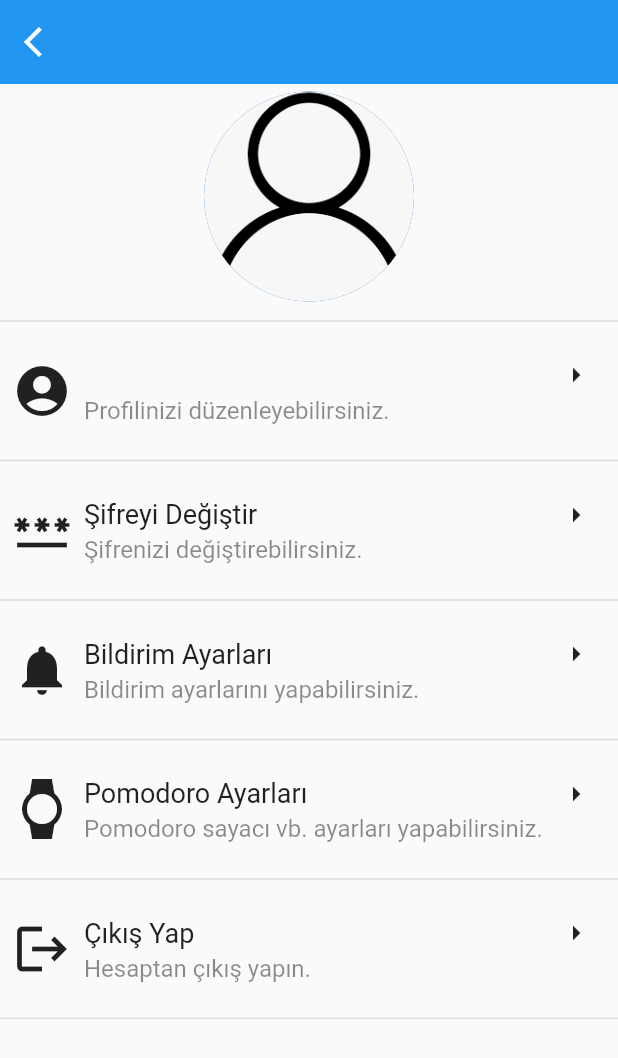
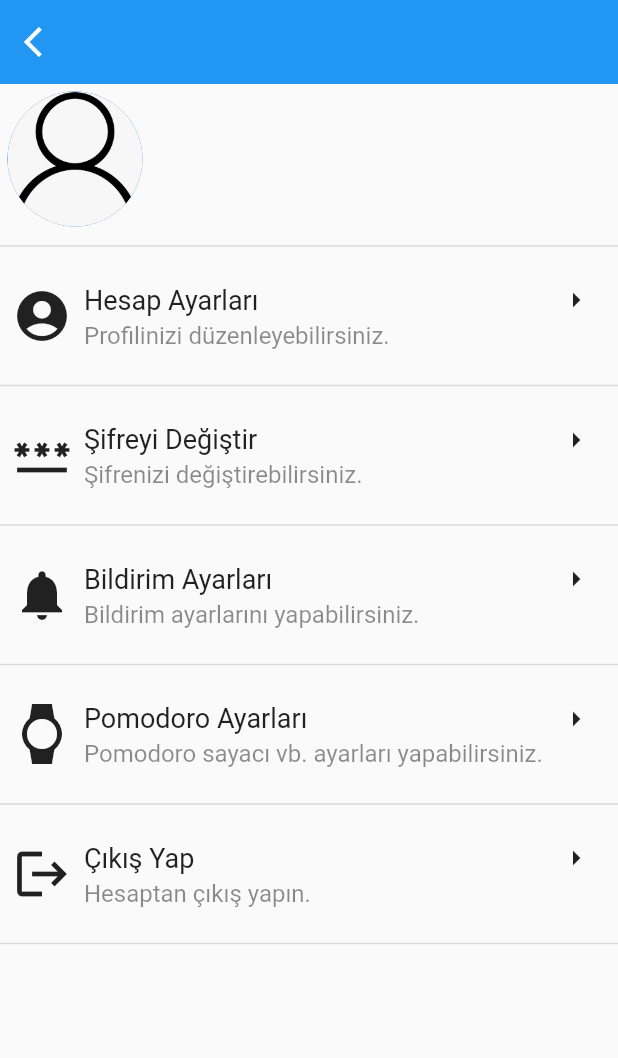
Before and after one commit to SezerKaynak/pomo2do, a Flutter app: the PersonInfo screen opened by its route, on a phone screen of 412 x 824 dp. Shown: the top 1058 px of the screen. Run offline on Flutter 3.47's test engine with Material 2 defaults, Android fonts, the light colour scheme and no system bars; our stand-ins replace cached_network_image, cloud_firestore, firebase_auth, firebase_core, firebase_storage, flutter_smart_dialog and 1 more; missing offline and left inert: firestore_search; accounts and stored records are empty; network calls fail.

Commit message:
Person info page updated

```diff
--- a/lib/pages/edit_profile.dart
+++ b/lib/pages/edit_profile.dart
@@ -391,7 +391,7 @@ class Avatar extends StatelessWidget {
             return ClipOval(
                 child: SizedBox.fromSize(
               size: const Size.fromRadius(20),
-              child: const CircularProgressIndicator(color: Colors.red),
+              child: const CircularProgressIndicator(color: Colors.white),
             ));
           },
           errorWidget: (context, url, error) => const Icon(Icons.error),
--- a/lib/pages/person_info.dart
+++ b/lib/pages/person_info.dart
@@ -3,8 +3,8 @@ import 'package:cloud_firestore/cloud_firestore.dart';
 import 'package:firebase_auth/firebase_auth.dart';
 import 'package:firebase_storage/firebase_storage.dart';
 import 'package:flutter/material.dart';
+import 'package:flutter/rendering.dart';
 import 'package:flutter_application_1/pages/edit_password.dart';
-import 'package:flutter_application_1/pages/task.dart';
 import 'package:flutter_application_1/project_theme_options.dart';
 import 'package:flutter_application_1/service/i_auth_service.dart';
 import 'package:provider/provider.dart';
@@ -56,11 +56,15 @@ class _PersonInfoState extends State<PersonInfo> {
       ),
       body: Column(
         children: [
+          Expanded(
+            flex: 0,
+            child: Row(
+              crossAxisAlignment: CrossAxisAlignment.center,
+              children: [
               Padding(
                 padding: const EdgeInsets.all(5),
-            child: Center(
                 child: CircleAvatar(
-                radius: 70.0,
+                  radius: 45.0,
                   child: downloadUrl != null
                       ? CachedNetworkImage(
                           fit: BoxFit.cover,
@@ -68,7 +72,7 @@ class _PersonInfoState extends State<PersonInfo> {
                           imageBuilder: (context, imageProvider) {
                             return ClipOval(
                                 child: SizedBox.fromSize(
-                                  size: const Size.fromRadius(70),
+                                    size: const Size.fromRadius(45),
                                     child: Image(
                                         image: imageProvider,
                                         fit: BoxFit.cover)));
@@ -78,7 +82,7 @@ class _PersonInfoState extends State<PersonInfo> {
                                 child: SizedBox.fromSize(
                               size: const Size.fromRadius(20),
                               child: const CircularProgressIndicator(
-                                color: Colors.red),
+                                  color: Colors.white),
                             ));
                           },
                           errorWidget: (context, url, error) =>
@@ -95,14 +99,9 @@ class _PersonInfoState extends State<PersonInfo> {
                         ),
                 ),
               ),
-          ),
-          SingleChildScrollView(
-            child: Column(
-              children: [
-                const Divider(thickness: 1),
-                Settings(
-                  settingIcon: Icons.account_circle,
-                  title: StreamBuilder(
+              Padding(
+                padding: const EdgeInsets.only(left: 8.0),
+                child: StreamBuilder(
                         stream: user.snapshots(),
                         builder:
                             (BuildContext context, AsyncSnapshot asyncSnapshot) {
@@ -124,11 +123,23 @@ class _PersonInfoState extends State<PersonInfo> {
                                   .textTheme
                                   .headline6
                                   ?.copyWith(
-                                    fontWeight: FontWeight.w400, fontSize: 18),
+                                      fontWeight: FontWeight.w400, fontSize: 26),
                             );
                           }
                           return const Text("Loading");
                         }),
+              ),
+            ]),
+          ),
+          Expanded(
+            child: ListView(
+              scrollDirection: Axis.vertical,
+              children: [Column(
+                  children: [
+                    const Divider(thickness: 1),
+                    Settings(
+                      settingIcon: Icons.account_circle,
+                      title: settingTitle(context, "Hesap Ayarları"),
                       subtitle: "Profilinizi düzenleyebilirsiniz.",
                       tap: () {
                         Navigator.pushNamed(context, '/editProfile');
@@ -166,8 +177,9 @@ class _PersonInfoState extends State<PersonInfo> {
                         tap: () async {
                           await _authService.signOut();
                         }),
-                const Divider(thickness: 1)
+                    const Divider(thickness: 1),
                   ],
+              ),]
             ),
           ),
         ],
```
Lines whose indentation alone changed are shown as unchanged.
